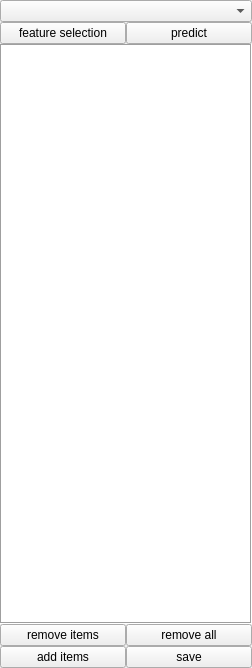
Before: the Qt Designer form annot/gui/sidebar/AtAnnotationWidget.ui in manerotoni/afw, drawn with Qt 5.
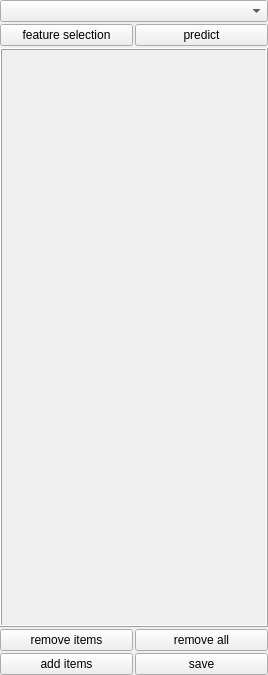
After: the same form once the commit is applied.

Commit message: annotation widget refactored

Patch:
```diff
--- a/annot/gui/sidebar/AtAnnotationWidget.ui
+++ b/annot/gui/sidebar/AtAnnotationWidget.ui
@@ -6,8 +6,8 @@
    <rect>
     <x>0</x>
     <y>0</y>
-    <width>252</width>
-    <height>668</height>
+    <width>268</width>
+    <height>675</height>
    </rect>
   </property>
   <property name="windowTitle">
@@ -15,17 +15,12 @@
   </property>
   <layout class="QVBoxLayout" name="verticalLayout_2">
    <property name="spacing">
-    <number>0</number>
+    <number>2</number>
    </property>
    <property name="margin">
     <number>0</number>
    </property>
    <item>
-    <layout class="QVBoxLayout" name="verticalLayout">
-     <property name="spacing">
-      <number>-1</number>
-     </property>
-     <item>
       <widget class="QComboBox" name="classifiers"/>
      </item>
      <item>
@@ -49,6 +44,12 @@
        </item>
        <item row="0" column="0">
         <widget class="QPushButton" name="featureBtn">
+       <property name="sizePolicy">
+        <sizepolicy hsizetype="Minimum" vsizetype="Fixed">
+         <horstretch>0</horstretch>
+         <verstretch>0</verstretch>
+        </sizepolicy>
+       </property>
          <property name="text">
           <string>feature selection</string>
          </property>
@@ -57,9 +58,9 @@
       </layout>
      </item>
      <item>
-      <widget class="QTreeView" name="treeview">
+    <widget class="QStackedWidget" name="stack">
        <property name="sizePolicy">
-        <sizepolicy hsizetype="Expanding" vsizetype="MinimumExpanding">
+      <sizepolicy hsizetype="Expanding" vsizetype="Expanding">
          <horstretch>0</horstretch>
          <verstretch>0</verstretch>
         </sizepolicy>
@@ -68,48 +69,18 @@
         <enum>QFrame::Box</enum>
        </property>
        <property name="frameShadow">
-        <enum>QFrame::Sunken</enum>
-       </property>
-       <property name="selectionMode">
-        <enum>QAbstractItemView::ContiguousSelection</enum>
-       </property>
-       <property name="iconSize">
-        <size>
-         <width>16</width>
-         <height>16</height>
-        </size>
-       </property>
-       <property name="indentation">
-        <number>15</number>
-       </property>
-       <property name="rootIsDecorated">
-        <bool>true</bool>
-       </property>
-       <property name="uniformRowHeights">
-        <bool>false</bool>
-       </property>
-       <property name="itemsExpandable">
-        <bool>true</bool>
-       </property>
-       <property name="sortingEnabled">
-        <bool>true</bool>
-       </property>
-       <property name="animated">
-        <bool>true</bool>
-       </property>
-       <property name="allColumnsShowFocus">
-        <bool>false</bool>
-       </property>
-       <property name="headerHidden">
-        <bool>false</bool>
-       </property>
-       <property name="expandsOnDoubleClick">
-        <bool>false</bool>
+      <enum>QFrame::Raised</enum>
+     </property>
+     <property name="lineWidth">
+      <number>1</number>
        </property>
       </widget>
      </item>
      <item>
       <layout class="QGridLayout" name="gridLayout">
+     <property name="horizontalSpacing">
+      <number>-1</number>
+     </property>
        <item row="1" column="0">
         <widget class="QPushButton" name="addBtn">
          <property name="text">
@@ -137,8 +108,6 @@
           <string>remove items</string>
          </property>
         </widget>
-       </item>
-      </layout>
      </item>
     </layout>
    </item>
```
Left out of the diff: 7 changed lines with no effect on the pictures. Lines whose indentation alone changed are shown as unchanged. The commit also changes 6 other files.
